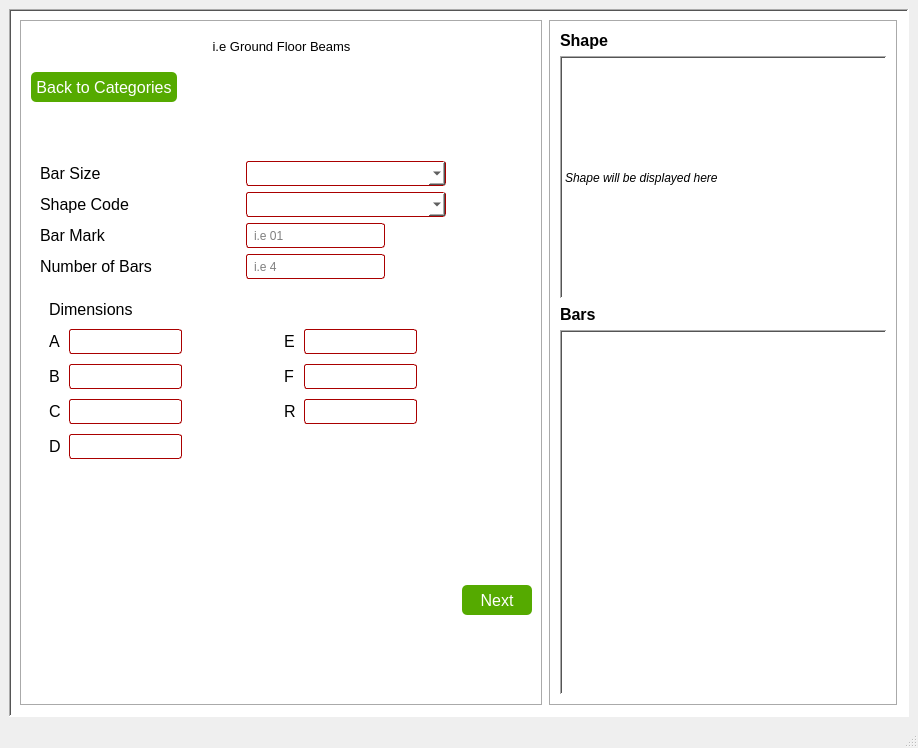
Old version of the form assets/ui/GenBBS_reinf.ui in the repository Ano-ly/GenBBS.
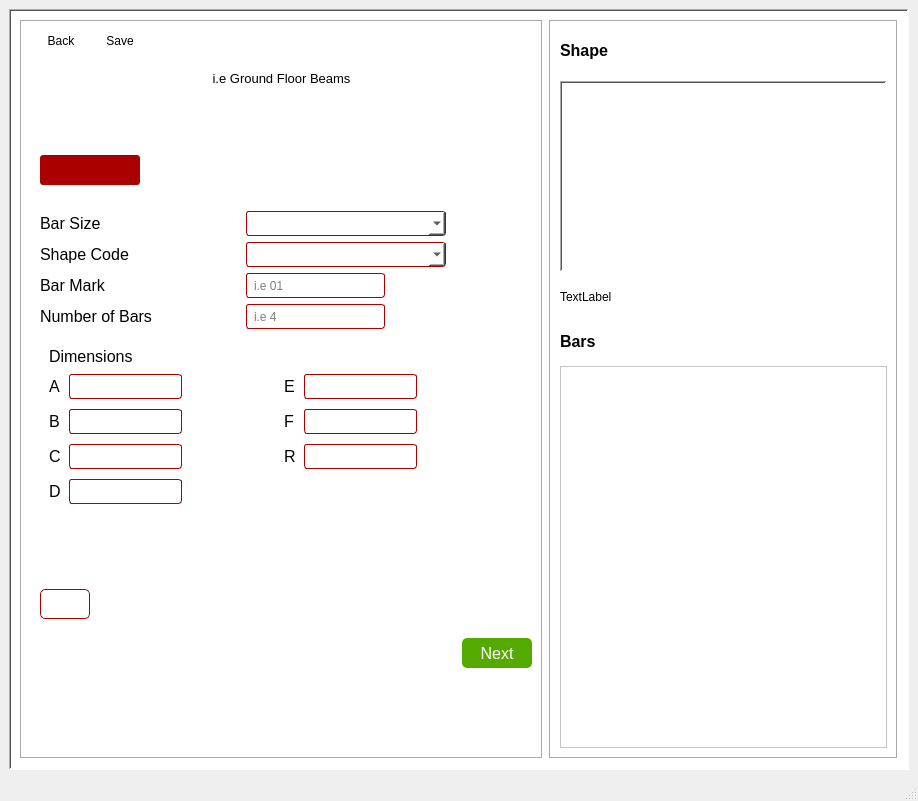
New version of the form. Icons and pictures are not drawn.

```diff
--- a/assets/ui/GenBBS_reinf.ui
+++ b/assets/ui/GenBBS_reinf.ui
@@ -7,7 +7,7 @@
     <x>0</x>
     <y>0</y>
     <width>918</width>
-    <height>748</height>
+    <height>801</height>
    </rect>
   </property>
   <property name="font">
@@ -89,7 +89,7 @@
           <string notr="true">QMainWindow {
 	font: 9pt &quot;Titillium Web&quot;;
 }
-QPushButton {
+#btnNextReinf {
 background-color: rgb(85, 170, 0);
 font: 12pt ;
 border-radius: 5px;
@@ -97,8 +97,43 @@
 padding-left: 5px;
 padding-right: 5px;
 }
-QPushButton:hover {
+#btnNextReinf:hover {
 background-color:rgb(139, 243, 59)
+}
+#serialNoReinf {
+background-color: rgb(170, 0, 0);
+color: white;
+border-radius: 3px;
+}
+#btnSaveReinf {
+border-radius: 5px;
+color: black;
+padding-left: 5px;
+padding-right: 5px;
+}
+#btnSaveReinf:hover {
+background-color:rgb(170, 170, 170)
+}
+#btnBackReinf {
+
+border-radius: 5px;
+color: black;
+padding-left: 5px;
+padding-right: 5px;
+}
+#btnBackReinf:hover {
+background-color:rgb(170, 170, 170)
+}
+#btnDeleteItemCatg1 {
+background-color: rgb(255, 255, 255);
+border-radius: 5px;
+border: 1px solid rgb(170, 0, 0);
+color: white;
+padding-left: 5px;
+padding-right: 5px;
+}
+#btnDeleteItemCatg1:hover {
+border: 3px solid rgb(170, 0, 0);
 }</string>
          </property>
          <property name="frameShape">
@@ -107,10 +142,76 @@
          <property name="frameShadow">
           <enum>QFrame::Shadow::Sunken</enum>
          </property>
-         <layout class="QVBoxLayout" name="verticalLayout_4" stretch="1,0,15,1,0,0">
+         <layout class="QVBoxLayout" name="verticalLayout_4" stretch="0,1,15,1,0,0">
           <property name="spacing">
            <number>10</number>
           </property>
+          <item>
+           <layout class="QHBoxLayout" name="horizontalLayout_2" stretch="0,0,0">
+            <item>
+             <widget class="QPushButton" name="btnBackReinf">
+              <property name="sizePolicy">
+               <sizepolicy hsizetype="Fixed" vsizetype="Fixed">
+                <horstretch>0</horstretch>
+                <verstretch>0</verstretch>
+               </sizepolicy>
+              </property>
+              <property name="minimumSize">
+               <size>
+                <width>60</width>
+                <height>0</height>
+               </size>
+              </property>
+              <property name="maximumSize">
+               <size>
+                <width>60</width>
+                <height>16777215</height>
+               </size>
+              </property>
+              <property name="font">
+               <font>
+                <family>Segoe UI</family>
+                <pointsize>9</pointsize>
+               </font>
+              </property>
+              <property name="text">
+               <string>Back</string>
+              </property>
+              <property name="icon">
+               <iconset resource="../app_resources.qrc">
+                <normaloff>:/images/Back_Button.jpg</normaloff>:/images/Back_Button.jpg</iconset>
+              </property>
+             </widget>
+            </item>
+            <item>
+             <widget class="QPushButton" name="btnSaveReinf">
+              <property name="autoFillBackground">
+               <bool>false</bool>
+              </property>
+              <property name="text">
+               <string>Save</string>
+              </property>
+              <property name="icon">
+               <iconset resource="../app_resources.qrc">
+                <normaloff>:/images/Save button.png</normaloff>:/images/Save button.png</iconset>
+              </property>
+             </widget>
+            </item>
+            <item>
+             <spacer name="horizontalSpacer">
+              <property name="orientation">
+               <enum>Qt::Orientation::Horizontal</enum>
+              </property>
+              <property name="sizeHint" stdset="0">
+               <size>
+                <width>40</width>
+                <height>20</height>
+               </size>
+              </property>
+             </spacer>
+            </item>
+           </layout>
+          </item>
           <item>
            <layout class="QHBoxLayout" name="layout1Reinf">
             <item>
@@ -141,42 +242,9 @@
             </item>
            </layout>
           </item>
-          <item>
-           <widget class="QPushButton" name="btnBackReinf">
-            <property name="sizePolicy">
-             <sizepolicy hsizetype="Fixed" vsizetype="Fixed">
-              <horstretch>0</horstretch>
-              <verstretch>0</verstretch>
-             </sizepolicy>
-            </property>
-            <property name="minimumSize">
-             <size>
-              <width>120</width>
-              <height>30</height>
-             </size>
-            </property>
-            <property name="font">
-             <font>
-              <family>Segoe UI</family>
-              <pointsize>12</pointsize>
-              <italic>false</italic>
-              <bold>false</bold>
-             </font>
-            </property>
-            <property name="styleSheet">
-             <string notr="true"/>
-            </property>
-            <property name="text">
-             <string>Back to Categories</string>
-            </property>
-            <property name="icon">
-             <iconset theme="QIcon::ThemeIcon::GoPrevious"/>
-            </property>
-           </widget>
-          </item>
           <item>
            <widget class="QWidget" name="formReinf" native="true">
-            <layout class="QVBoxLayout" name="verticalLayout_3" stretch="0,1,1,1,1,10">
+            <layout class="QVBoxLayout" name="verticalLayout_3" stretch="0,0,0,1,1,1,1,10,0,0">
              <item>
               <spacer name="vSpacer6_3">
                <property name="orientation">
@@ -190,6 +258,47 @@
                </property>
               </spacer>
              </item>
+             <item>
+              <widget class="QLabel" name="serialNoReinf">
+               <property name="sizePolicy">
+                <sizepolicy hsizetype="Fixed" vsizetype="Fixed">
+                 <horstretch>0</horstretch>
+                 <verstretch>0</verstretch>
+                </sizepolicy>
+               </property>
+               <property name="minimumSize">
+                <size>
+                 <width>100</width>
+                 <height>30</height>
+                </size>
+               </property>
+               <property name="font">
+                <font>
+                 <pointsize>10</pointsize>
+                 <bold>true</bold>
+                </font>
+               </property>
+               <property name="text">
+                <string/>
+               </property>
+              </widget>
+             </item>
+             <item>
+              <spacer name="verticalSpacer">
+               <property name="orientation">
+                <enum>Qt::Orientation::Vertical</enum>
+               </property>
+               <property name="sizeType">
+                <enum>QSizePolicy::Policy::Fixed</enum>
+               </property>
+               <property name="sizeHint" stdset="0">
+                <size>
+                 <width>20</width>
+                 <height>20</height>
+                </size>
+               </property>
+              </spacer>
+             </item>
              <item>
               <layout class="QHBoxLayout" name="barSizeReinf" stretch="2,1,1">
                <item>
@@ -300,7 +409,7 @@
                 </widget>
                </item>
                <item>
-                <widget class="QComboBox" name="inputShapeCode">
+                <widget class="QComboBox" name="inputShapeCodeReinf">
                  <property name="sizePolicy">
                   <sizepolicy hsizetype="Preferred" vsizetype="Fixed">
                    <horstretch>0</horstretch>
@@ -1031,6 +1140,312 @@
                </layout>
               </widget>
              </item>
+             <item>
+              <spacer name="verticalSpacer_2">
+               <property name="orientation">
+                <enum>Qt::Orientation::Vertical</enum>
+               </property>
+               <property name="sizeType">
+                <enum>QSizePolicy::Policy::Fixed</enum>
+               </property>
+               <property name="sizeHint" stdset="0">
+                <size>
+                 <width>20</width>
+                 <height>30</height>
+                </size>
+               </property>
+              </spacer>
+             </item>
+             <item>
+              <widget class="QPushButton" name="btnDeleteItemCatg1">
+               <property name="enabled">
+                <bool>true</bool>
+               </property>
+               <property name="sizePolicy">
+                <sizepolicy hsizetype="Fixed" vsizetype="Fixed">
+                 <horstretch>0</horstretch>
+                 <verstretch>0</verstretch>
+                </sizepolicy>
+               </property>
+               <property name="minimumSize">
+                <size>
+                 <width>30</width>
+                 <height>30</height>
+                </size>
+               </property>
+               <property name="maximumSize">
+                <size>
+                 <width>50</width>
+                 <height>16777215</height>
+                </size>
+               </property>
+               <property name="palette">
+                <palette>
+                 <active>
+                  <colorrole role="WindowText">
+                   <brush brushstyle="SolidPattern">
+                    <color alpha="255">
+                     <red>255</red>
+                     <green>255</green>
+                     <blue>255</blue>
+                    </color>
+                   </brush>
+                  </colorrole>
+                  <colorrole role="Button">
+                   <brush brushstyle="SolidPattern">
+                    <color alpha="255">
+                     <red>255</red>
+                     <green>255</green>
+                     <blue>255</blue>
+                    </color>
+                   </brush>
+                  </colorrole>
+                  <colorrole role="Text">
+                   <brush brushstyle="SolidPattern">
+                    <color alpha="255">
+                     <red>255</red>
+                     <green>255</green>
+                     <blue>255</blue>
+                    </color>
+                   </brush>
+                  </colorrole>
+                  <colorrole role="ButtonText">
+                   <brush brushstyle="SolidPattern">
+                    <color alpha="255">
+                     <red>255</red>
+                     <green>255</green>
+                     <blue>255</blue>
+                    </color>
+                   </brush>
+                  </colorrole>
+                  <colorrole role="Base">
+                   <brush brushstyle="SolidPattern">
+                    <color alpha="255">
+                     <red>255</red>
+                     <green>255</green>
+                     <blue>255</blue>
+                    </color>
+                   </brush>
+                  </colorrole>
+                  <colorrole role="Window">
+                   <brush brushstyle="SolidPattern">
+                    <color alpha="255">
+                     <red>255</red>
+                     <green>255</green>
+                     <blue>255</blue>
+                    </color>
+                   </brush>
+                  </colorrole>
+                  <colorrole role="Highlight">
+                   <brush brushstyle="SolidPattern">
+                    <color alpha="255">
+                     <red>39</red>
+                     <green>191</green>
+                     <blue>115</blue>
+                    </color>
+                   </brush>
+                  </colorrole>
+                  <colorrole role="PlaceholderText">
+                   <brush brushstyle="SolidPattern">
+                    <color alpha="128">
+                     <red>255</red>
+                     <green>255</green>
+                     <blue>255</blue>
+                    </color>
+                   </brush>
+                  </colorrole>
+                 </active>
+                 <inactive>
+                  <colorrole role="WindowText">
+                   <brush brushstyle="SolidPattern">
+                    <color alpha="255">
+                     <red>255</red>
+                     <green>255</green>
+                     <blue>255</blue>
+                    </color>
+                   </brush>
+                  </colorrole>
+                  <colorrole role="Button">
+                   <brush brushstyle="SolidPattern">
+                    <color alpha="255">
+                     <red>255</red>
+                     <green>255</green>
+                     <blue>255</blue>
+                    </color>
+                   </brush>
+                  </colorrole>
+                  <colorrole role="Text">
+                   <brush brushstyle="SolidPattern">
+                    <color alpha="255">
+                     <red>255</red>
+                     <green>255</green>
+                     <blue>255</blue>
+                    </color>
+                   </brush>
+                  </colorrole>
+                  <colorrole role="ButtonText">
+                   <brush brushstyle="SolidPattern">
+                    <color alpha="255">
+                     <red>255</red>
+                     <green>255</green>
+                     <blue>255</blue>
+                    </color>
+                   </brush>
+                  </colorrole>
+                  <colorrole role="Base">
+                   <brush brushstyle="SolidPattern">
+                    <color alpha="255">
+                     <red>255</red>
+                     <green>255</green>
+                     <blue>255</blue>
+                    </color>
+                   </brush>
+                  </colorrole>
+                  <colorrole role="Window">
+                   <brush brushstyle="SolidPattern">
+                    <color alpha="255">
+                     <red>255</red>
+                     <green>255</green>
+                     <blue>255</blue>
+                    </color>
+                   </brush>
+                  </colorrole>
+                  <colorrole role="Highlight">
+                   <brush brushstyle="SolidPattern">
+                    <color alpha="255">
+                     <red>39</red>
+                     <green>191</green>
+                     <blue>115</blue>
+                    </color>
+                   </brush>
+                  </colorrole>
+                  <colorrole role="PlaceholderText">
+                   <brush brushstyle="SolidPattern">
+                    <color alpha="128">
+                     <red>255</red>
+                     <green>255</green>
+                     <blue>255</blue>
+                    </color>
+                   </brush>
+                  </colorrole>
+                 </inactive>
+                 <disabled>
+                  <colorrole role="WindowText">
+                   <brush brushstyle="SolidPattern">
+                    <color alpha="255">
+                     <red>255</red>
+                     <green>255</green>
+                     <blue>255</blue>
+                    </color>
+                   </brush>
+                  </colorrole>
+                  <colorrole role="Button">
+                   <brush brushstyle="SolidPattern">
+                    <color alpha="255">
+                     <red>255</red>
+                     <green>255</green>
+                     <blue>255</blue>
+                    </color>
+                   </brush>
+                  </colorrole>
+                  <colorrole role="Text">
+                   <brush brushstyle="SolidPattern">
+                    <color alpha="255">
+                     <red>255</red>
+                     <green>255</green>
+                     <blue>255</blue>
+                    </color>
+                   </brush>
+                  </colorrole>
+                  <colorrole role="ButtonText">
+                   <brush brushstyle="SolidPattern">
+                    <color alpha="255">
+                     <red>255</red>
+                     <green>255</green>
+                     <blue>255</blue>
+                    </color>
+                   </brush>
+                  </colorrole>
+                  <colorrole role="Base">
+                   <brush brushstyle="SolidPattern">
+                    <color alpha="255">
+                     <red>255</red>
+                     <green>255</green>
+                     <blue>255</blue>
+                    </color>
+                   </brush>
+                  </colorrole>
+                  <colorrole role="Window">
+                   <brush brushstyle="SolidPattern">
+                    <color alpha="255">
+                     <red>255</red>
+                     <green>255</green>
+                     <blue>255</blue>
+                    </color>
+                   </brush>
+                  </colorrole>
+                  <colorrole role="Highlight">
+                   <brush brushstyle="SolidPattern">
+                    <color alpha="255">
+                     <red>39</red>
+                     <green>191</green>
+                     <blue>115</blue>
+                    </color>
+                   </brush>
+                  </colorrole>
+                  <colorrole role="PlaceholderText">
+                   <brush brushstyle="SolidPattern">
+                    <color alpha="128">
+                     <red>255</red>
+                     <green>255</green>
+                     <blue>255</blue>
+                    </color>
+                   </brush>
+                  </colorrole>
+                 </disabled>
+                </palette>
+               </property>
+               <property name="font">
+                <font>
+                 <family>Segoe UI</family>
+                 <pointsize>12</pointsize>
+                 <italic>false</italic>
+                 <bold>false</bold>
+                </font>
+               </property>
+               <property name="toolTip">
+                <string>Delete Item</string>
+               </property>
+               <property name="toolTipDuration">
+                <number>2000</number>
+               </property>
+               <property name="whatsThis">
+                <string>Delete Item</string>
+               </property>
+               <property name="autoFillBackground">
+                <bool>false</bool>
+               </property>
+               <property name="styleSheet">
+                <string notr="true"/>
+               </property>
+               <property name="text">
+                <string/>
+               </property>
+               <property name="icon">
+                <iconset resource="../app_resources.qrc">
+                 <normaloff>:/images/delete.png</normaloff>:/images/delete.png</iconset>
+               </property>
+               <property name="iconSize">
+                <size>
+                 <width>25</width>
+                 <height>25</height>
+                </size>
+               </property>
+               <property name="checkable">
+                <bool>true</bool>
+               </property>
+              </widget>
+             </item>
             </layout>
            </widget>
           </item>
@@ -1113,7 +1528,7 @@
          <property name="frameShadow">
           <enum>QFrame::Shadow::Sunken</enum>
          </property>
-         <layout class="QVBoxLayout" name="verticalLayout_2" stretch="0,2,0,3">
+         <layout class="QVBoxLayout" name="verticalLayout_2" stretch="1,0,5,1,1,10">
           <item>
            <widget class="QLabel" name="label2Reinf">
             <property name="font">
@@ -1129,6 +1544,16 @@
             </property>
            </widget>
           </item>
+          <item>
+           <widget class="QFrame" name="frame">
+            <property name="frameShape">
+             <enum>QFrame::Shape::StyledPanel</enum>
+            </property>
+            <property name="frameShadow">
+             <enum>QFrame::Shadow::Raised</enum>
+            </property>
+           </widget>
+          </item>
           <item>
            <widget class="QLabel" name="shapeDisplayReinf">
             <property name="font">
@@ -1137,6 +1562,13 @@
               <italic>true</italic>
              </font>
             </property>
+            <property name="styleSheet">
+             <string notr="true">background-image: url(:/images/98.jpg);
+    background-repeat: no-repeat;
+    background-position: center;
+    background-attachment: fixed;
+color: black;</string>
+            </property>
             <property name="frameShape">
              <enum>QFrame::Shape::WinPanel</enum>
             </property>
@@ -1147,13 +1579,32 @@
              <number>5</number>
             </property>
             <property name="text">
-             <string>Shape will be displayed here</string>
+             <string/>
             </property>
             <property name="scaledContents">
              <bool>true</bool>
             </property>
            </widget>
           </item>
+          <item>
+           <widget class="QLabel" name="formulaReinf">
+            <property name="sizePolicy">
+             <sizepolicy hsizetype="Preferred" vsizetype="Minimum">
+              <horstretch>0</horstretch>
+              <verstretch>0</verstretch>
+             </sizepolicy>
+            </property>
+            <property name="minimumSize">
+             <size>
+              <width>0</width>
+              <height>30</height>
+             </size>
+            </property>
+            <property name="text">
+             <string>TextLabel</string>
+            </property>
+           </widget>
+          </item>
           <item>
            <widget class="QLabel" name="label1Reinf">
             <property name="font">
@@ -1170,11 +1621,7 @@
            </widget>
           </item>
           <item>
-           <widget class="QTableView" name="tableViewReinf">
-            <property name="frameShape">
-             <enum>QFrame::Shape::WinPanel</enum>
-            </property>
-           </widget>
+           <widget class="QTableWidget" name="tableWidgetReinf"/>
           </item>
          </layout>
         </widget>
```
